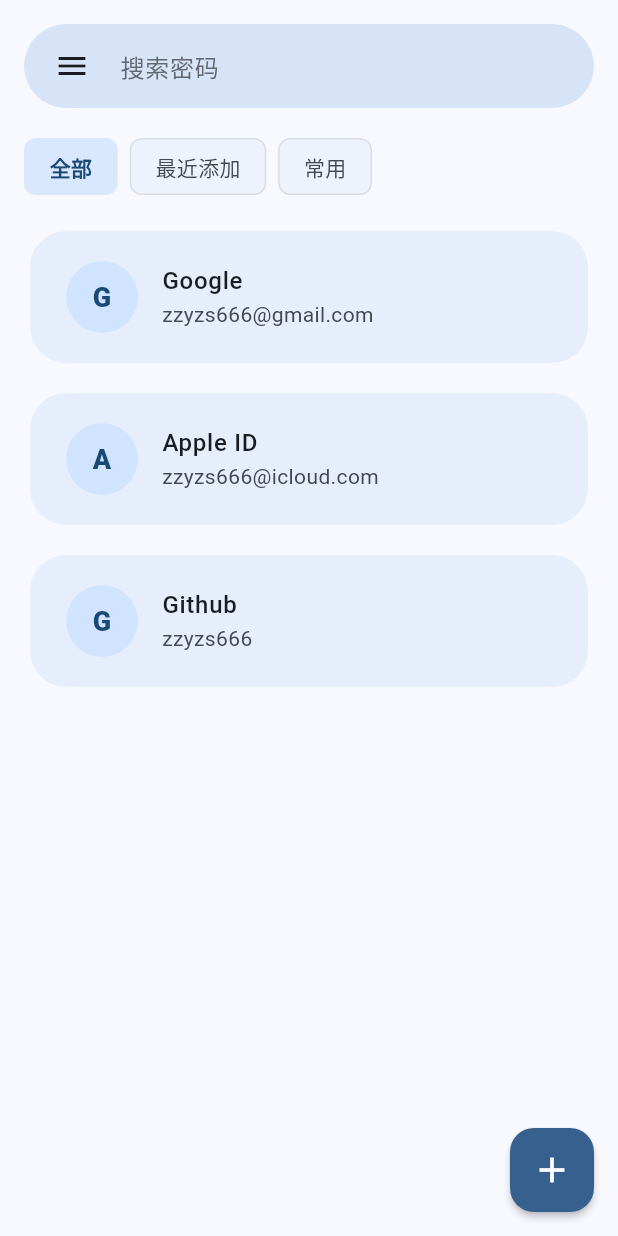
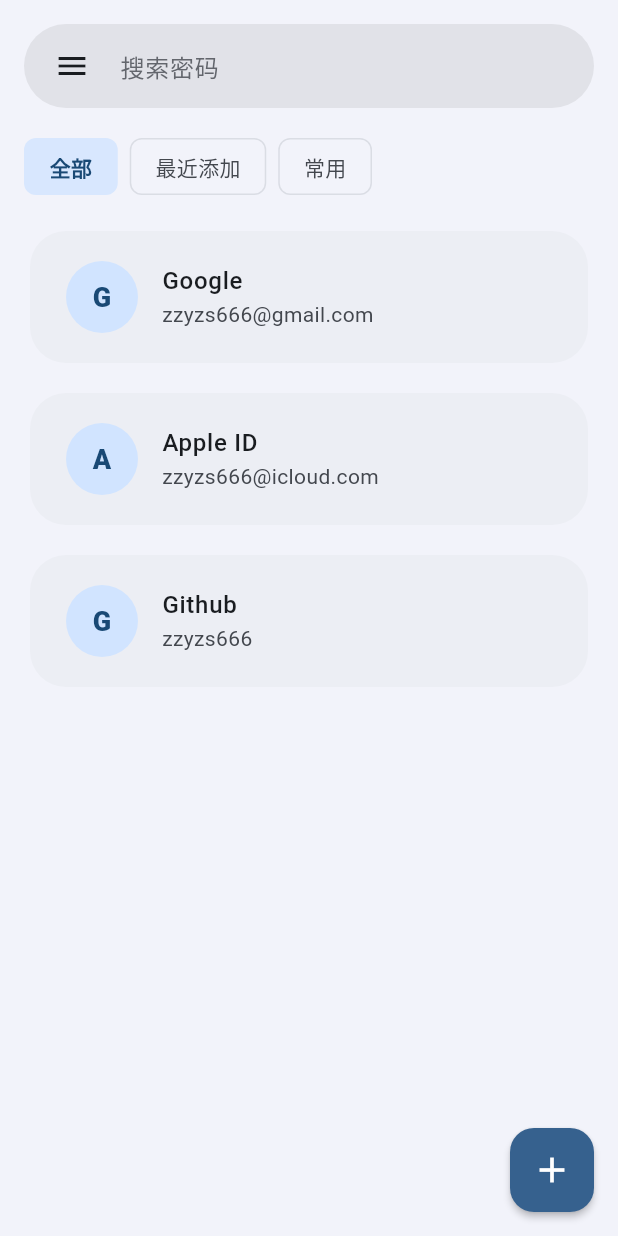
Before and after one commit to CFSL-E/PASS-F2, a Flutter app: the screen it shows after launch, on a phone screen of 412 x 824 dp. Run offline on Flutter 3.47's test engine with Material 3 defaults, Android fonts, the phone set to English and light mode, and no system bars; drawn by our look-alikes of dynamic_color.

Commit message:
Add files via upload

```diff
--- a/lib/home_page.dart
+++ b/lib/home_page.dart
@@ -21,10 +21,9 @@
   @override
   Widget build(BuildContext context) {
     final colorScheme = Theme.of(context).colorScheme;
-    final isLightMode = colorScheme.brightness == Brightness.light;
 
     return Scaffold(
-      backgroundColor: colorScheme.surface,
+      backgroundColor: colorScheme.surfaceContainerLow,
       body: SafeArea(
         child: Padding(
           padding: const EdgeInsets.symmetric(horizontal: 16.0),
@@ -52,9 +51,7 @@
                 ),
                 elevation: WidgetStateProperty.all(0),
                 backgroundColor: WidgetStateProperty.all(
-                  isLightMode
-                    ? colorScheme.secondaryContainer
-                    : colorScheme.surfaceContainerHighest,
+                  colorScheme.surfaceContainerHighest,
                 ),
               ),
               const SizedBox(height: 20),
@@ -83,9 +80,7 @@
                       child: Card(
                         elevation: 0,
                         // 还原截图中的扁平大圆角淡色气泡卡片设计
-                        color: isLightMode
-                          ? colorScheme.secondaryContainer.withOpacity(0.5)
-                          : colorScheme.surfaceContainerHighest,
+                        color: colorScheme.surfaceContainer,
                         shape: RoundedRectangleBorder(
                           borderRadius: BorderRadius.circular(24),
                         ),
@@ -147,7 +142,6 @@
   // 构建统一的视觉 Chip (还原截图中的圆角小巧设计)
   Widget _buildFilterChip(String label, int index, ColorScheme colorScheme) {
     final isSelected = _selectedChip == index;
-    final isLightMode = colorScheme.brightness == Brightness.light;
     return InkWell(
       onTap: () {
         setState(() {
@@ -159,9 +153,7 @@
         duration: const Duration(milliseconds: 200),
         padding: const EdgeInsets.symmetric(horizontal: 16, vertical: 8),
         decoration: BoxDecoration(
-          color: isSelected
-            ? colorScheme.primaryContainer.withOpacity(0.8)
-            : (isLightMode ? colorScheme.secondaryContainer.withOpacity(0.3) : Colors.transparent),
+          color: isSelected ? colorScheme.primaryContainer.withOpacity(0.8) : Colors.transparent,
           borderRadius: BorderRadius.circular(8),
           border: isSelected
               ? Border.all(color: Colors.transparent)
--- a/lib/settings_page.dart
+++ b/lib/settings_page.dart
@@ -6,11 +6,10 @@
   @override
   Widget build(BuildContext context) {
     final colorScheme = Theme.of(context).colorScheme;
-    final isLightMode = colorScheme.brightness == Brightness.light;
 
     // 【规范】独立的全新 Scaffold，配合大标题滑动效果
     return Scaffold(
-      backgroundColor: colorScheme.surface,
+      backgroundColor: colorScheme.surfaceContainerLow,
       body: NestedScrollView(
         headerSliverBuilder: (BuildContext context, bool innerBoxIsScrolled) {
           return <Widget>[
@@ -18,7 +17,7 @@
             SliverAppBar.large(
               title: const Text('设置'),
               // 当此页面向下滑动时，大标题依然保持 MD3 圆润背景或直接融入整体
-              backgroundColor: colorScheme.surface,
+              backgroundColor: colorScheme.surfaceContainerLow,
               surfaceTintColor: colorScheme.surfaceTint,
             ),
           ];
```
